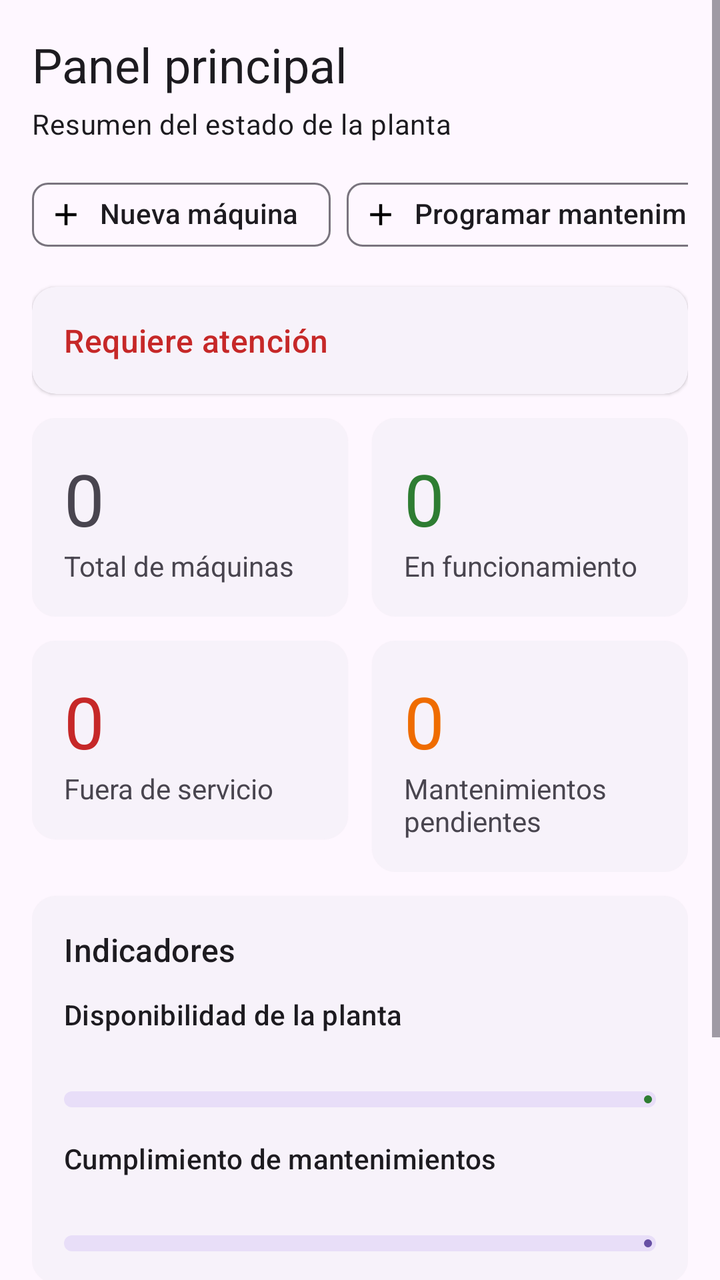
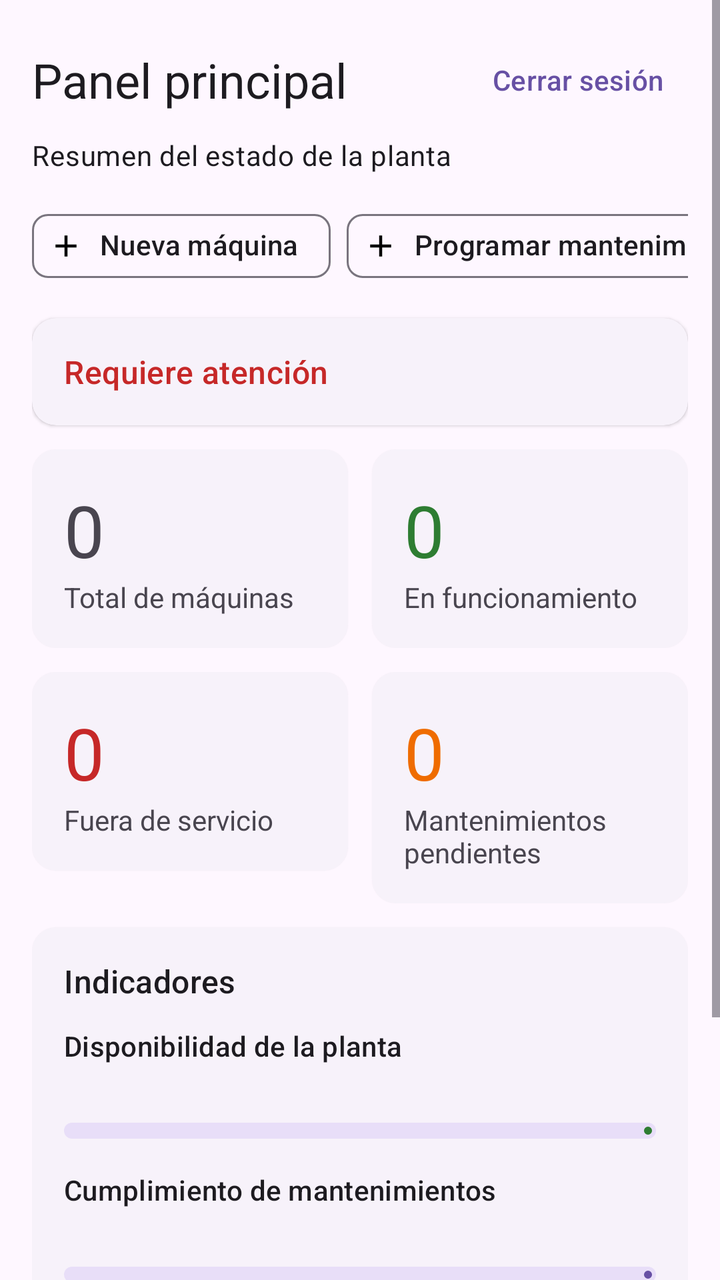

An Android layout rendered at two revisions. The XML below is the earlier revision; the diff shows what the commit changed to produce the second picture.
<!-- AndroidManifest.xml: application theme Theme.ManteniPro -->
<!-- res/layout/fragment_panel.xml -->
<?xml version="1.0" encoding="utf-8"?>
<ScrollView xmlns:android="http://schemas.android.com/apk/res/android"
    xmlns:app="http://schemas.android.com/apk/res-auto"
    android:layout_width="match_parent"
    android:layout_height="match_parent"
    android:fillViewport="true">

    <LinearLayout
        android:layout_width="match_parent"
        android:layout_height="wrap_content"
        android:orientation="vertical"
        android:padding="16dp">

        <TextView
            android:layout_width="match_parent"
            android:layout_height="wrap_content"
            android:text="Panel principal"
            android:textAppearance="?attr/textAppearanceHeadlineSmall" />

        <TextView
            android:layout_width="match_parent"
            android:layout_height="wrap_content"
            android:layout_marginTop="4dp"
            android:text="Resumen del estado de la planta"
            android:textAppearance="?attr/textAppearanceBodyMedium" />

        
        <HorizontalScrollView
            android:layout_width="match_parent"
            android:layout_height="wrap_content"
            android:layout_marginTop="12dp"
            android:scrollbars="none">

            <com.google.android.material.chip.ChipGroup
                android:layout_width="wrap_content"
                android:layout_height="wrap_content"
                app:singleLine="true">

                <com.google.android.material.chip.Chip
                    android:id="@+id/chipNuevaMaquina"
                    style="@style/Widget.Material3.Chip.Assist"
                    android:layout_width="wrap_content"
                    android:layout_height="wrap_content"
                    android:text="Nueva máquina"
                    app:chipIcon="@drawable/ic_add" />

                <com.google.android.material.chip.Chip
                    android:id="@+id/chipProgramar"
                    style="@style/Widget.Material3.Chip.Assist"
                    android:layout_width="wrap_content"
                    android:layout_height="wrap_content"
                    android:text="Programar mantenimiento"
                    app:chipIcon="@drawable/ic_add" />

                <com.google.android.material.chip.Chip
                    android:id="@+id/chipReportar"
                    style="@style/Widget.Material3.Chip.Assist"
                    android:layout_width="wrap_content"
                    android:layout_height="wrap_content"
                    android:text="Reportar falla"
                    app:chipIcon="@drawable/ic_add" />

                <com.google.android.material.chip.Chip
                    android:id="@+id/chipHistorial"
                    style="@style/Widget.Material3.Chip.Assist"
                    android:layout_width="wrap_content"
                    android:layout_height="wrap_content"
                    android:text="Ver historial"
                    app:chipIcon="@drawable/ic_historial" />
            </com.google.android.material.chip.ChipGroup>
        </HorizontalScrollView>

        
        <com.google.android.material.card.MaterialCardView
            style="?attr/materialCardViewElevatedStyle"
            android:layout_width="match_parent"
            android:layout_height="wrap_content"
            android:layout_marginTop="12dp">

            <LinearLayout
                android:layout_width="match_parent"
                android:layout_height="wrap_content"
                android:orientation="vertical"
                android:padding="16dp">

                <TextView
                    android:layout_width="wrap_content"
                    android:layout_height="wrap_content"
                    android:text="Requiere atención"
                    android:textAppearance="?attr/textAppearanceTitleMedium"
                    android:textColor="#C62828" />

                <TextView
                    android:id="@+id/tvTodoEnOrden"
                    android:layout_width="match_parent"
                    android:layout_height="wrap_content"
                    android:layout_marginTop="8dp"
                    android:text="Todo en orden: no hay alertas pendientes"
                    android:textColor="#2E7D32"
                    android:visibility="gone" />

                <TextView
                    android:id="@+id/rowVencidos"
                    android:layout_width="match_parent"
                    android:layout_height="wrap_content"
                    android:background="?attr/selectableItemBackground"
                    android:clickable="true"
                    android:focusable="true"
                    android:paddingVertical="10dp"
                    android:textAppearance="?attr/textAppearanceBodyLarge"
                    android:visibility="gone" />

                <TextView
                    android:id="@+id/rowAbiertas"
                    android:layout_width="match_parent"
                    android:layout_height="wrap_content"
                    android:background="?attr/selectableItemBackground"
                    android:clickable="true"
                    android:focusable="true"
                    android:paddingVertical="10dp"
                    android:textAppearance="?attr/textAppearanceBodyLarge"
                    android:visibility="gone" />

                <TextView
                    android:id="@+id/rowAlta"
                    android:layout_width="match_parent"
                    android:layout_height="wrap_content"
                    android:background="?attr/selectableItemBackground"
                    android:clickable="true"
                    android:focusable="true"
                    android:paddingVertical="10dp"
                    android:textAppearance="?attr/textAppearanceBodyLarge"
                    android:visibility="gone" />
            </LinearLayout>
        </com.google.android.material.card.MaterialCardView>

        
        <LinearLayout
            android:layout_width="match_parent"
            android:layout_height="wrap_content"
            android:layout_marginTop="12dp"
            android:orientation="horizontal">

            <com.google.android.material.card.MaterialCardView
                style="?attr/materialCardViewElevatedStyle"
                android:layout_width="0dp"
                android:layout_height="wrap_content"
                android:layout_marginEnd="6dp"
                android:layout_weight="1">

                <LinearLayout
                    android:layout_width="match_parent"
                    android:layout_height="wrap_content"
                    android:orientation="vertical"
                    android:padding="16dp">

                    <TextView
                        android:id="@+id/tvTotal"
                        android:layout_width="wrap_content"
                        android:layout_height="wrap_content"
                        android:text="0"
                        android:textAppearance="?attr/textAppearanceDisplaySmall" />

                    <TextView
                        android:layout_width="wrap_content"
                        android:layout_height="wrap_content"
                        android:text="Total de máquinas" />
                </LinearLayout>
            </com.google.android.material.card.MaterialCardView>

            <com.google.android.material.card.MaterialCardView
                style="?attr/materialCardViewElevatedStyle"
                android:layout_width="0dp"
                android:layout_height="wrap_content"
                android:layout_marginStart="6dp"
                android:layout_weight="1">

                <LinearLayout
                    android:layout_width="match_parent"
                    android:layout_height="wrap_content"
                    android:orientation="vertical"
                    android:padding="16dp">

                    <TextView
                        android:id="@+id/tvFuncionando"
                        android:layout_width="wrap_content"
                        android:layout_height="wrap_content"
                        android:text="0"
                        android:textAppearance="?attr/textAppearanceDisplaySmall"
                        android:textColor="#2E7D32" />

                    <TextView
                        android:layout_width="wrap_content"
                        android:layout_height="wrap_content"
                        android:text="En funcionamiento" />
                </LinearLayout>
            </com.google.android.material.card.MaterialCardView>
        </LinearLayout>

        <LinearLayout
            android:layout_width="match_parent"
            android:layout_height="wrap_content"
            android:layout_marginTop="12dp"
            android:orientation="horizontal">

            <com.google.android.material.card.MaterialCardView
                style="?attr/materialCardViewElevatedStyle"
                android:layout_width="0dp"
                android:layout_height="wrap_content"
                android:layout_marginEnd="6dp"
                android:layout_weight="1">

                <LinearLayout
                    android:layout_width="match_parent"
                    android:layout_height="wrap_content"
                    android:orientation="vertical"
                    android:padding="16dp">

                    <TextView
                        android:id="@+id/tvFueraServicio"
                        android:layout_width="wrap_content"
                        android:layout_height="wrap_content"
                        android:text="0"
                        android:textAppearance="?attr/textAppearanceDisplaySmall"
                        android:textColor="#C62828" />

                    <TextView
                        android:layout_width="wrap_content"
                        android:layout_height="wrap_content"
                        android:text="Fuera de servicio" />
                </LinearLayout>
            </com.google.android.material.card.MaterialCardView>

            <com.google.android.material.card.MaterialCardView
                style="?attr/materialCardViewElevatedStyle"
                android:layout_width="0dp"
                android:layout_height="wrap_content"
                android:layout_marginStart="6dp"
                android:layout_weight="1">

                <LinearLayout
                    android:layout_width="match_parent"
                    android:layout_height="wrap_content"
                    android:orientation="vertical"
                    android:padding="16dp">

                    <TextView
                        android:id="@+id/tvPendientes"
                        android:layout_width="wrap_content"
                        android:layout_height="wrap_content"
                        android:text="0"
                        android:textAppearance="?attr/textAppearanceDisplaySmall"
                        android:textColor="#EF6C00" />

                    <TextView
                        android:layout_width="wrap_content"
                        android:layout_height="wrap_content"
                        android:text="Mantenimientos pendientes" />
                </LinearLayout>
            </com.google.android.material.card.MaterialCardView>
        </LinearLayout>

        
        <com.google.android.material.card.MaterialCardView
            style="?attr/materialCardViewElevatedStyle"
            android:layout_width="match_parent"
            android:layout_height="wrap_content"
            android:layout_marginTop="12dp">

            <LinearLayout
                android:layout_width="match_parent"
                android:layout_height="wrap_content"
                android:orientation="vertical"
                android:padding="16dp">

                <TextView
                    android:layout_width="wrap_content"
                    android:layout_height="wrap_content"
                    android:text="Indicadores"
                    android:textAppearance="?attr/textAppearanceTitleMedium" />

                <TextView
                    android:layout_width="wrap_content"
                    android:layout_height="wrap_content"
                    android:layout_marginTop="12dp"
                    android:text="Disponibilidad de la planta"
                    android:textAppearance="?attr/textAppearanceLabelLarge" />

                <TextView
                    android:id="@+id/tvDisponibilidad"
                    android:layout_width="match_parent"
                    android:layout_height="wrap_content"
                    android:layout_marginTop="2dp" />

                <com.google.android.material.progressindicator.LinearProgressIndicator
                    android:id="@+id/progressDisponibilidad"
                    android:layout_width="match_parent"
                    android:layout_height="wrap_content"
                    android:layout_marginTop="8dp"
                    android:max="100"
                    app:indicatorColor="#2E7D32"
                    app:trackCornerRadius="4dp"
                    app:trackThickness="8dp" />

                <TextView
                    android:layout_width="wrap_content"
                    android:layout_height="wrap_content"
                    android:layout_marginTop="16dp"
                    android:text="Cumplimiento de mantenimientos"
                    android:textAppearance="?attr/textAppearanceLabelLarge" />

                <TextView
                    android:id="@+id/tvCumplimiento"
                    android:layout_width="match_parent"
                    android:layout_height="wrap_content"
                    android:layout_marginTop="2dp" />

                <com.google.android.material.progressindicator.LinearProgressIndicator
                    android:id="@+id/progressCumplimiento"
                    android:layout_width="match_parent"
                    android:layout_height="wrap_content"
                    android:layout_marginTop="8dp"
                    android:max="100"
                    app:trackCornerRadius="4dp"
                    app:trackThickness="8dp" />
            </LinearLayout>
        </com.google.android.material.card.MaterialCardView>

        
        <LinearLayout
            android:layout_width="match_parent"
            android:layout_height="wrap_content"
            android:layout_marginTop="20dp"
            android:gravity="center_vertical"
            android:orientation="horizontal">

            <TextView
                android:layout_width="0dp"
                android:layout_height="wrap_content"
                android:layout_weight="1"
                android:text="Próximos mantenimientos"
                android:textAppearance="?attr/textAppearanceTitleMedium" />

            <com.google.android.material.button.MaterialButton
                android:id="@+id/btnVerMantenimientos"
                style="@style/Widget.Material3.Button.TextButton"
                android:layout_width="wrap_content"
                android:layout_height="wrap_content"
                android:text="Ver todos" />
        </LinearLayout>

        <TextView
            android:id="@+id/tvSinProximos"
            android:layout_width="match_parent"
            android:layout_height="wrap_content"
            android:layout_marginTop="4dp"
            android:text="No hay mantenimientos pendientes"
            android:visibility="gone" />

        <androidx.recyclerview.widget.RecyclerView
            android:id="@+id/rvProximos"
            android:layout_width="match_parent"
            android:layout_height="wrap_content"
            android:layout_marginHorizontal="-16dp"
            android:nestedScrollingEnabled="false" />

        
        <LinearLayout
            android:layout_width="match_parent"
            android:layout_height="wrap_content"
            android:layout_marginTop="16dp"
            android:gravity="center_vertical"
            android:orientation="horizontal">

            <TextView
                android:layout_width="0dp"
                android:layout_height="wrap_content"
                android:layout_weight="1"
                android:text="Fallas recientes"
                android:textAppearance="?attr/textAppearanceTitleMedium" />

            <com.google.android.material.button.MaterialButton
                android:id="@+id/btnVerFallas"
                style="@style/Widget.Material3.Button.TextButton"
                android:layout_width="wrap_content"
                android:layout_height="wrap_content"
                android:text="Ver todas" />
        </LinearLayout>

        <TextView
            android:id="@+id/tvSinFallas"
            android:layout_width="match_parent"
            android:layout_height="wrap_content"
            android:layout_marginTop="4dp"
            android:text="No hay reportes de falla"
            android:visibility="gone" />

        <androidx.recyclerview.widget.RecyclerView
            android:id="@+id/rvFallas"
            android:layout_width="match_parent"
            android:layout_height="wrap_content"
            android:layout_marginHorizontal="-16dp"
            android:nestedScrollingEnabled="false" />
    </LinearLayout>
</ScrollView>
<!-- resources referenced by this layout -->
<resources>
  <!-- drawable ic_add (drawable) -->
  <vector xmlns:android="http://schemas.android.com/apk/res/android" android:height="24dp" android:tint="#000000" android:viewportHeight="24" android:viewportWidth="24" android:width="24dp">
        
      <path android:fillColor="@android:color/white" android:pathData="M19,13h-6v6h-2v-6H5v-2h6V5h2v6h6v2z"/>
      
  </vector>
  <!-- drawable ic_historial (drawable) -->
  <vector xmlns:android="http://schemas.android.com/apk/res/android" android:height="24dp" android:tint="#000000" android:viewportHeight="24" android:viewportWidth="24" android:width="24dp">
        
      <path android:fillColor="@android:color/white" android:pathData="M13,3c-4.97,0 -9,4.03 -9,9L1,12l3.89,3.89 0.07,0.14L9,12L6,12c0,-3.87 3.13,-7 7,-7s7,3.13 7,7 -3.13,7 -7,7c-1.93,0 -3.68,-0.79 -4.94,-2.06l-1.42,1.42C8.27,19.99 10.51,21 13,21c4.97,0 9,-4.03 9,-9s-4.03,-9 -9,-9zM12,8v5l4.28,2.54 0.72,-1.21 -3.5,-2.08L13.5,8L12,8z"/>
      
  </vector>
  <style name="Theme.ManteniPro" parent="Base.Theme.ManteniPro" />
  <style name="Base.Theme.ManteniPro" parent="Theme.Material3.DayNight.NoActionBar">
          
          
      </style>
</resources>

<!-- the commit's change to res/layout/fragment_panel.xml (unified diff, before → after) -->
@@ -11,11 +11,26 @@
         android:orientation="vertical"
         android:padding="16dp">
 
-        <TextView
-            android:layout_width="match_parent"
-            android:layout_height="wrap_content"
-            android:text="Panel principal"
-            android:textAppearance="?attr/textAppearanceHeadlineSmall" />
+        <LinearLayout
+            android:layout_width="match_parent"
+            android:layout_height="wrap_content"
+            android:gravity="center_vertical"
+            android:orientation="horizontal">
+
+            <TextView
+                android:layout_width="0dp"
+                android:layout_height="wrap_content"
+                android:layout_weight="1"
+                android:text="Panel principal"
+                android:textAppearance="?attr/textAppearanceHeadlineSmall" />
+
+            <com.google.android.material.button.MaterialButton
+                android:id="@+id/btnCerrarSesion"
+                style="@style/Widget.Material3.Button.TextButton"
+                android:layout_width="wrap_content"
+                android:layout_height="wrap_content"
+                android:text="Cerrar sesión" />
+        </LinearLayout>
 
         <TextView
             android:layout_width="match_parent"
